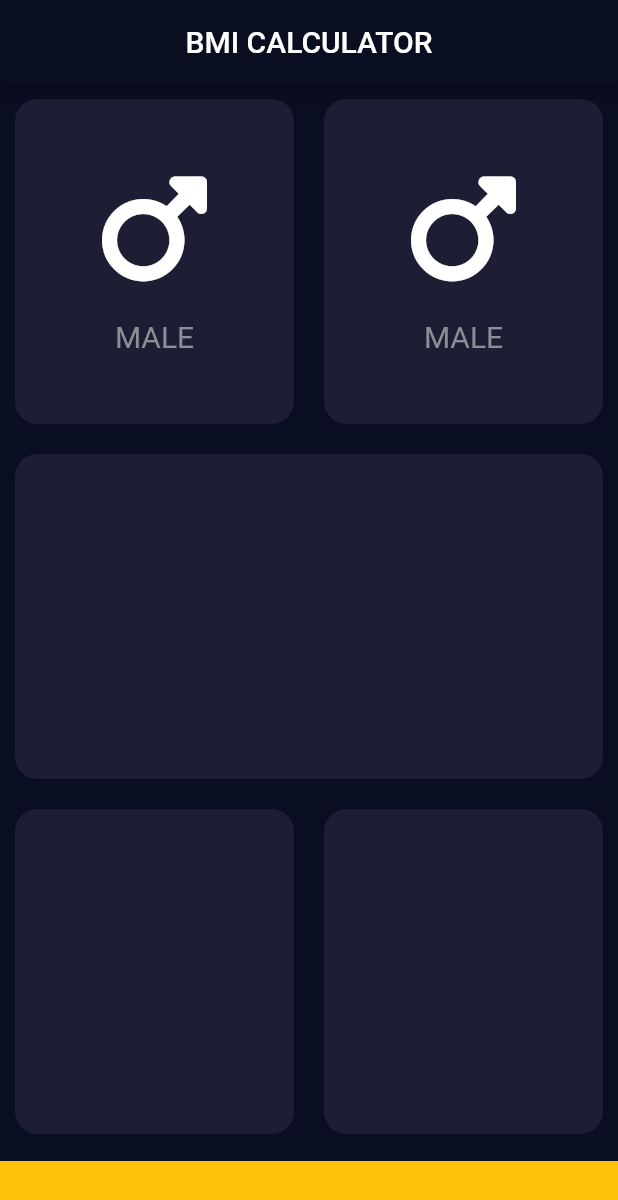
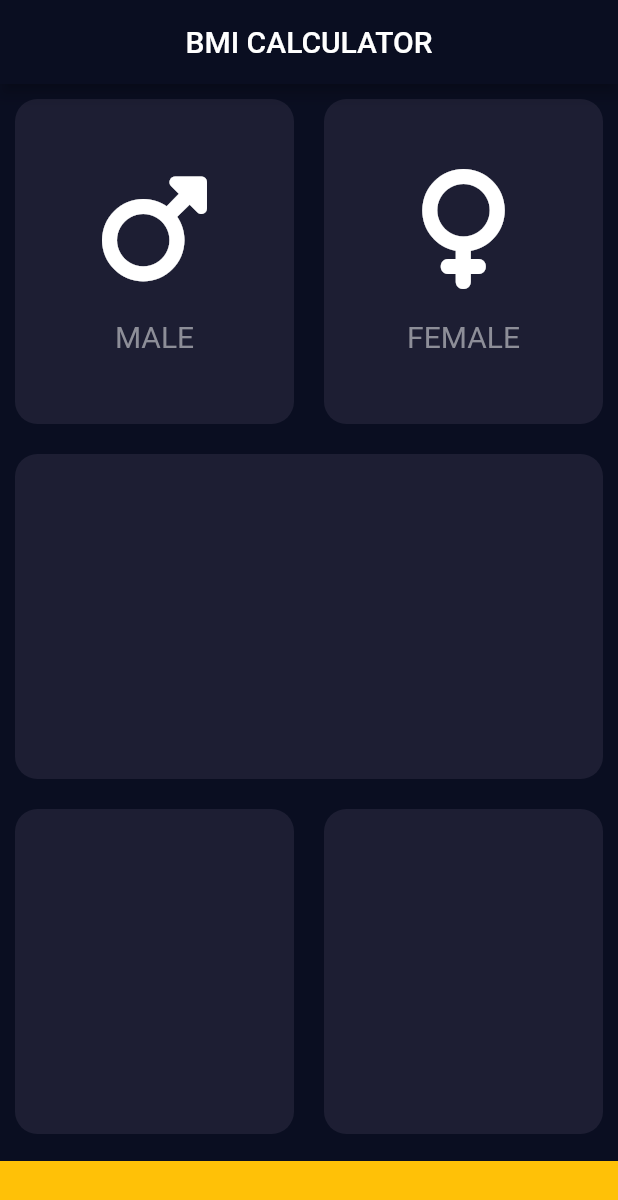
Before and after one commit to yazar-chakrar/Flutter-Body-Mass-Index-Calculator, a Flutter app: the screen it shows after launch, on a phone screen of 412 x 824 dp. Shown: the top 1200 px of the screen. Run offline on Flutter 3.47's test engine with Material 2 defaults, Android fonts, the phone set to English and light mode, and no system bars; our stand-ins replace font_awesome_flutter.

Commit message:
// defining reusable widgets : card / card content

```diff
--- /dev/null
+++ b/lib/icon_content.dart
@@ -0,0 +1,30 @@
+import 'package:flutter/material.dart';
+
+class ContentCard extends StatelessWidget {
+  ContentCard({required this.myIcon, required this.myText});
+  final IconData myIcon;
+  final String myText;
+
+  @override
+  Widget build(BuildContext context) {
+    return Column(
+      mainAxisAlignment: MainAxisAlignment.center,
+      children: [
+        Icon(
+          myIcon,
+          size: 80.0,
+        ),
+        const SizedBox(
+          height: 20.0,
+        ),
+        Text(
+          myText,
+          style: const TextStyle(
+            fontSize: 20.0,
+            color: Color(0xFF8D8E98),
+          ),
+        )
+      ],
+    );
+  }
+}
--- a/lib/input_page.dart
+++ b/lib/input_page.dart
@@ -1,5 +1,7 @@
 import 'package:flutter/material.dart';
 import 'package:font_awesome_flutter/font_awesome_flutter.dart';
+import 'icon_content.dart';
+import 'main_card.dart';
 
 const bottomContainerHeight = 50.0;
 
@@ -26,13 +28,19 @@ class _InputPageState extends State<InputPage> {
                 Expanded(
                   child: MainCard(
                     cardColor: myColor,
-                    cardChild: contentCard(),
+                    cardChild: ContentCard(
+                      myText: 'MALE',
+                      myIcon: FontAwesomeIcons.mars,
+                    ),
                   ),
                 ),
                 Expanded(
                   child: MainCard(
                     cardColor: myColor,
-                    cardChild: contentCard(),
+                    cardChild: ContentCard(
+                      myText: 'FEMALE',
+                      myIcon: FontAwesomeIcons.venus,
+                    ),
                   ),
                 ),
               ],
@@ -70,51 +78,3 @@ class _InputPageState extends State<InputPage> {
         ));
   }
 }
-
-class contentCard extends StatelessWidget {
-  const contentCard({
-    Key? key,
-  }) : super(key: key);
-
-  @override
-  Widget build(BuildContext context) {
-    return Column(
-      mainAxisAlignment: MainAxisAlignment.center,
-      children: [
-        Icon(
-          FontAwesomeIcons.mars,
-          size: 80.0,
-        ),
-        SizedBox(
-          height: 20.0,
-        ),
-        Text(
-          'MALE',
-          style: TextStyle(
-            fontSize: 20.0,
-            color: Color(0xFF8D8E98),
-          ),
-        )
-      ],
-    );
-  }
-}
-
-class MainCard extends StatelessWidget {
-  MainCard({required this.cardColor, this.cardChild});
-  final Color cardColor;
-  final Widget? cardChild;
-
-  @override
-  Widget build(BuildContext context) {
-    return Container(
-      margin: const EdgeInsets.all(10.0),
-      decoration: BoxDecoration(
-        //color: Color(0xFF1D1E33),
-        color: cardColor,
-        borderRadius: BorderRadius.circular(15),
-      ),
-      child: cardChild,
-    );
-  }
-}
--- /dev/null
+++ b/lib/main_card.dart
@@ -0,0 +1,20 @@
+import 'package:flutter/material.dart';
+
+class MainCard extends StatelessWidget {
+  MainCard({required this.cardColor, this.cardChild});
+  final Color cardColor;
+  final Widget? cardChild;
+
+  @override
+  Widget build(BuildContext context) {
+    return Container(
+      margin: const EdgeInsets.all(10.0),
+      decoration: BoxDecoration(
+        //color: Color(0xFF1D1E33),
+        color: cardColor,
+        borderRadius: BorderRadius.circular(15),
+      ),
+      child: cardChild,
+    );
+  }
+}
```
